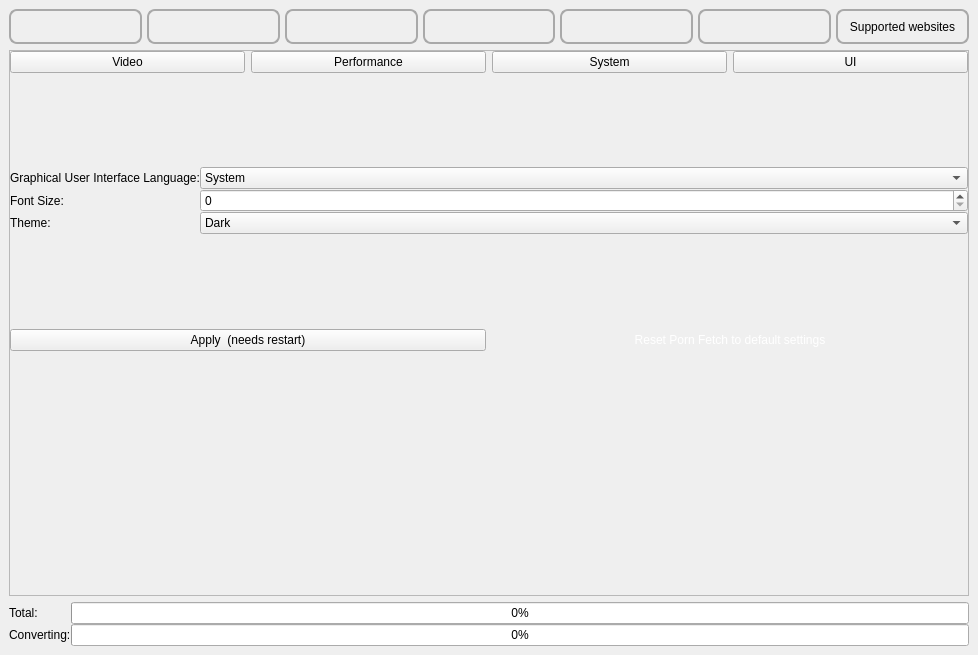
The window that src/frontend/UI/form_main_window.ui (EchterAlsFake/Porn_Fetch) describes before a commit, drawn with Qt 5.
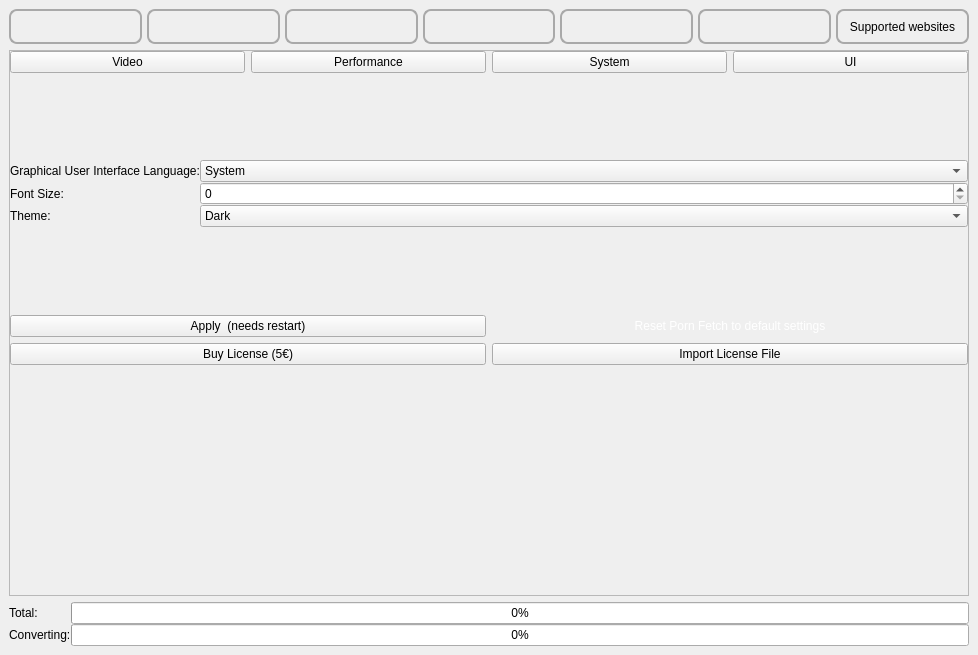
The same window after the commit. The open tabs and pages were chosen to show the change.

The edit to the form file:
```diff
--- a/src/frontend/UI/form_main_window.ui
+++ b/src/frontend/UI/form_main_window.ui
@@ -3627,6 +3627,30 @@
                 </item>
                </layout>
               </item>
+              <item>
+               <layout class="QHBoxLayout" name="horizontalLayout_4">
+                <item>
+                 <widget class="QPushButton" name="settings_button_buy_license">
+                  <property name="styleSheet">
+                   <string notr="true"/>
+                  </property>
+                  <property name="text">
+                   <string>Buy License (5€)</string>
+                  </property>
+                 </widget>
+                </item>
+                <item>
+                 <widget class="QPushButton" name="settings_button_import_license">
+                  <property name="styleSheet">
+                   <string notr="true"/>
+                  </property>
+                  <property name="text">
+                   <string>Import License File</string>
+                  </property>
+                 </widget>
+                </item>
+               </layout>
+              </item>
               <item>
                <spacer name="settings_vertical_spacer_main">
                 <property name="orientation">
```
Left out of the diff: 140 changed lines with no effect on the pictures.
